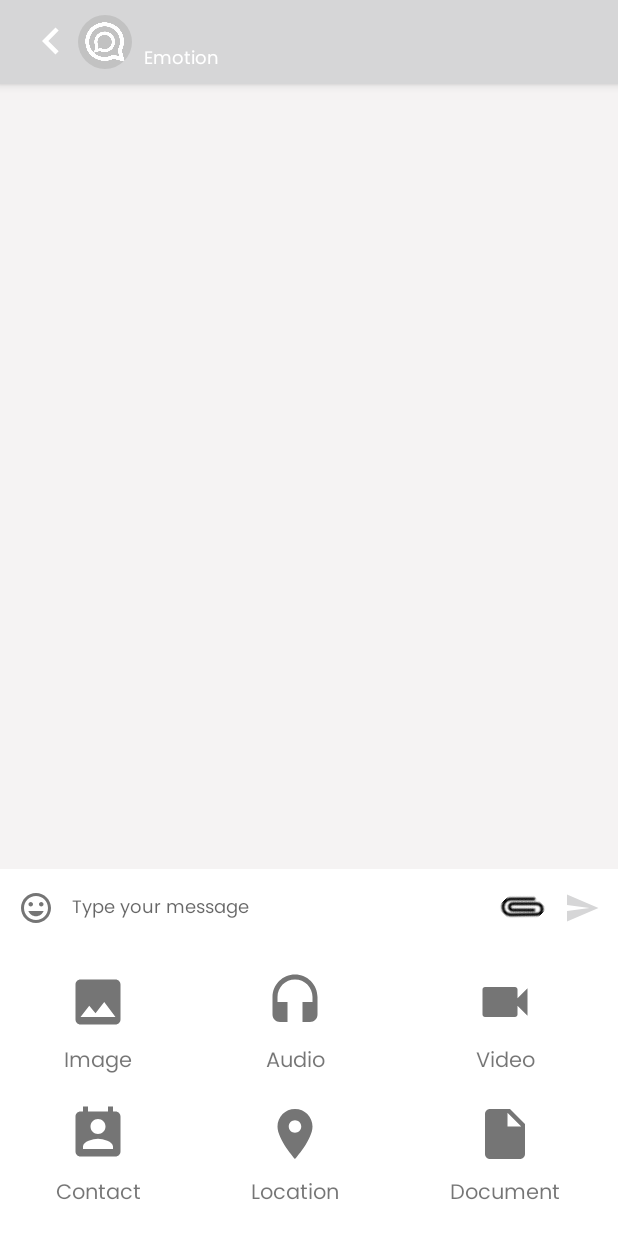
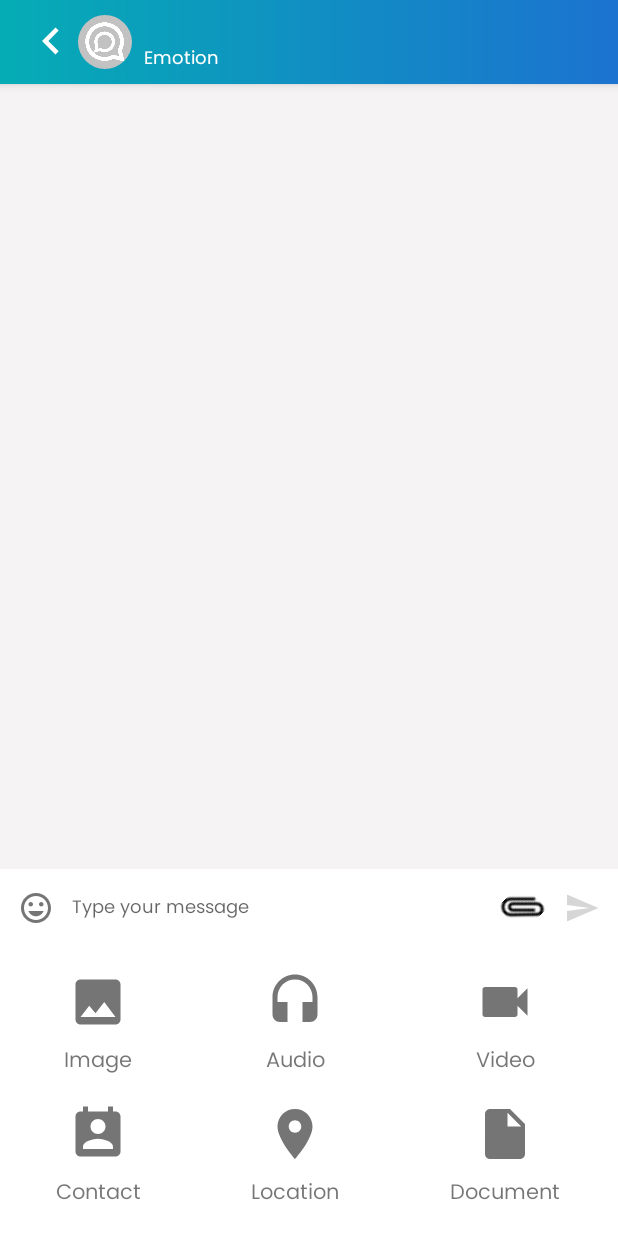
Before and after one commit to softflamesolutions/ChatApp, an Android app: the ChatActivity screen opened directly, with no data from a screen before it, after a tap on an icon or button, on a phone screen of 412 x 824 dp. Run offline under Robolectric (Android 15) with nearby library versions, the phone set to English and light mode, and no system bars; our stand-ins replace CircleImageView, Firebase (no records; nobody signed in at launch, a user with empty details on screens opened directly); libraries missing offline, so code that uses them is left out: com.iceteck.silicompressorr, com.kbeanie.multipicker, com.sinch.android, com.vanniktech.emoji, io.realm; plain views replace EmojiEditText; pictures from the network do not load; 19 statements that could not run were skipped.

Commit message:
gradient color

```diff
--- a/app/src/main/java/com/softflame/chatsapp/adapters/LogCallAdapter.java
+++ b/app/src/main/java/com/softflame/chatsapp/adapters/LogCallAdapter.java
@@ -25,10 +25,12 @@ public class LogCallAdapter extends RecyclerView.Adapter<LogCallAdapter.MyViewHo
     private Context context;
     private ArrayList<LogCall> dataList;
     private ChatItemClickListener itemClickListener;
+    private Helper helper;
 
     public LogCallAdapter(Context context, ArrayList<LogCall> dataList) {
         this.context = context;
         this.dataList = dataList;
+        helper = new Helper(context);
 
         if (context instanceof ChatItemClickListener) {
             this.itemClickListener = (ChatItemClickListener) context;
@@ -77,7 +79,8 @@ public class LogCallAdapter extends RecyclerView.Adapter<LogCallAdapter.MyViewHo
                 @Override
                 public void onClick(View view) {
                     int pos = getAdapterPosition();
-                    if (pos != -1) {
+
+                    if (pos != -1 && helper.getRoll().equalsIgnoreCase(context.getString(R.string.doctor))) {
                         itemClickListener.placeCall(dataList.get(pos).isVideo(), new User(dataList.get(pos).getUserId(), dataList.get(pos).getUserName(), dataList.get(pos).getUserStatus(), dataList.get(pos).getUserImage(),dataList.get(pos).getRoll()));
                     }
                 }
--- /dev/null
+++ b/app/src/main/res/drawable/parent_gradient.xml
@@ -0,0 +1,11 @@
+<?xml version="1.0" encoding="utf-8"?>
+<shape android:shape="rectangle"
+    xmlns:android="http://schemas.android.com/apk/res/android"
+    >
+    <gradient
+        android:angle="360"
+        android:startColor="@color/start_color"
+        android:endColor="@color/end_color"
+        ></gradient>
+
+</shape>
--- a/app/src/main/res/layout/activity_chats.xml
+++ b/app/src/main/res/layout/activity_chats.xml
@@ -12,7 +12,8 @@
 
     <android.support.design.widget.AppBarLayout
         android:layout_width="match_parent"
-        android:layout_height="wrap_content">
+        android:layout_height="wrap_content"
+        android:background="@drawable/parent_gradient">
 
         <android.support.v7.widget.Toolbar
             android:id="@+id/chatToolbar"
--- a/app/src/main/res/layout/adapter_item_log_call.xml
+++ b/app/src/main/res/layout/adapter_item_log_call.xml
@@ -59,7 +59,6 @@
             android:id="@+id/duration"
             android:layout_width="wrap_content"
             android:layout_height="wrap_content"
-            android:layout_below="@id/user_name"
             android:ellipsize="end"
             android:lines="1"
             android:textColor="@color/textColorSecondary" />
--- a/app/src/main/res/layout/content_main.xml
+++ b/app/src/main/res/layout/content_main.xml
@@ -14,7 +14,7 @@
         <FrameLayout
             android:layout_width="match_parent"
             android:layout_height="?attr/actionBarSize"
-            android:background="?attr/colorPrimary"
+            android:background="@drawable/parent_gradient"
             android:padding="8dp">
 
             <RelativeLayout
@@ -80,7 +80,7 @@
             android:id="@+id/tabLayout"
             android:layout_width="match_parent"
             android:layout_height="wrap_content"
-            android:background="@color/colorPrimary"
+            android:background="@drawable/parent_gradient"
             app:tabIndicatorColor="@android:color/white"
             app:tabIndicatorHeight="2dp"
             app:tabSelectedTextColor="@android:color/white"
--- a/app/src/main/res/layout/fragment_options.xml
+++ b/app/src/main/res/layout/fragment_options.xml
@@ -9,7 +9,6 @@
         style="@style/CardView"
         android:layout_width="match_parent"
         android:layout_height="wrap_content"
-        app:cardBackgroundColor="@color/colorPrimary"
         app:cardElevation="4dp">
 
         <RelativeLayout
@@ -17,6 +16,7 @@
             android:layout_height="wrap_content"
             android:gravity="center_vertical"
             android:orientation="horizontal"
+            android:background="@drawable/parent_gradient"
             android:paddingLeft="16dp"
             android:paddingRight="16dp"
             android:paddingBottom="12dp">
--- a/app/src/main/res/values/colors.xml
+++ b/app/src/main/res/values/colors.xml
@@ -34,6 +34,8 @@
     <color name="darkGreen">#FF669900</color>
     <color name="darkOrange">#FFFF8800</color>
     <color name="darkRed">#FFCC0000</color>
+    <color name="start_color">#05ACB5</color>
+    <color name="end_color">#1C73D0</color>
 
     <!-- Chat Activity -->
     <color name="localBackground">#827b92</color>
```
Also changed, not shown: 329 other files.
